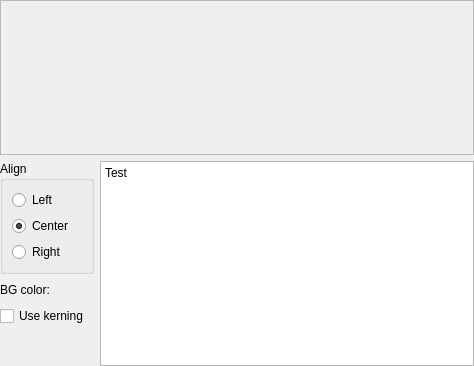
First picture: the form in src/fonttestframe.ui, repository mudita/fontbuilder, before the edit.
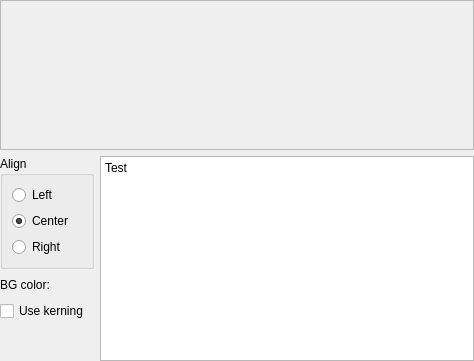
Second picture: the form after the edit. Custom widgets are drawn as their Qt base class.

```diff
--- a/src/fonttestframe.ui
+++ b/src/fonttestframe.ui
@@ -7,7 +7,7 @@
     <x>0</x>
     <y>0</y>
     <width>474</width>
-    <height>366</height>
+    <height>361</height>
    </rect>
   </property>
   <property name="sizePolicy">
@@ -48,8 +48,8 @@
        <rect>
         <x>0</x>
         <y>0</y>
-        <width>472</width>
-        <height>130</height>
+        <width>470</width>
+        <height>144</height>
        </rect>
       </property>
       <layout class="QGridLayout" name="gridLayout">
```
Left out of the diff: 11 changed lines with no effect on the pictures.
